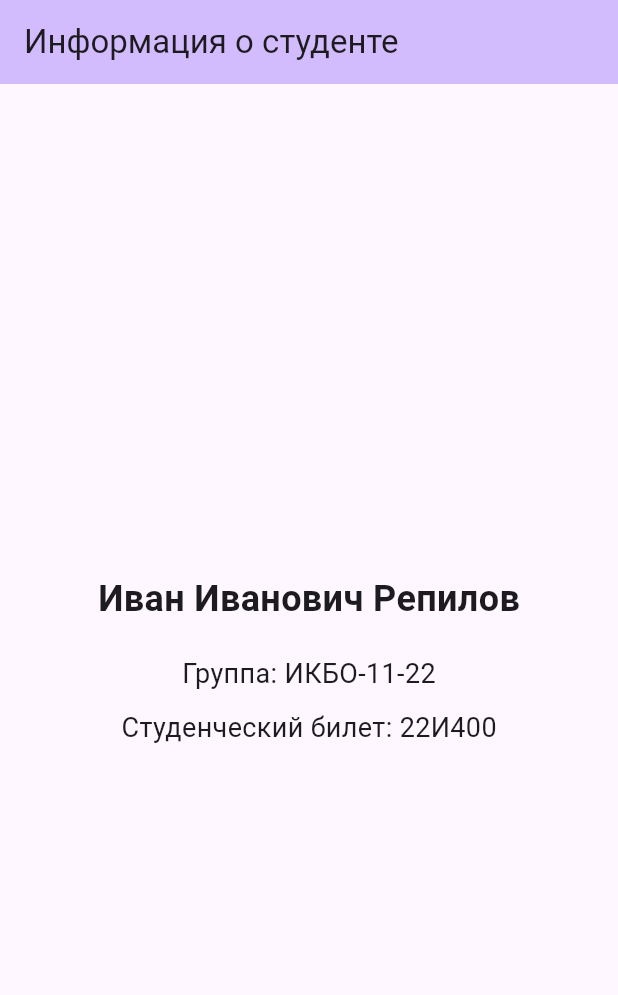
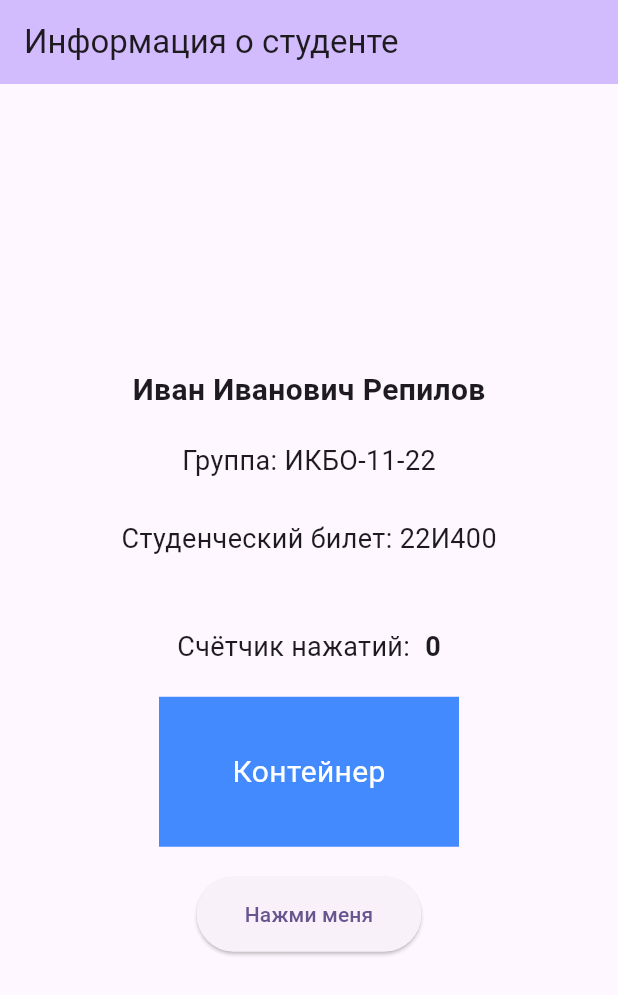
Before and after one commit to flynt-3650/docpma-2, a Flutter app: the screen it shows after launch, on a phone screen of 412 x 824 dp. Shown: the top 995 px of the screen. Run offline on Flutter 3.47's test engine with Material 3 defaults, Android fonts, the phone set to English and light mode, and no system bars.

Commit message:
Добавлены виджеты Text, ElevatedButton, Column, Row, SizedBox, Padding, Container

```diff
--- a/lib/main.dart
+++ b/lib/main.dart
@@ -1,11 +1,9 @@
 import 'package:flutter/material.dart';
 
-/// Entry point of the student information application
 void main() {
   runApp(const MyApp());
 }
 
-/// Main application widget that sets up the MaterialApp
 class MyApp extends StatelessWidget {
   const MyApp({super.key});
 
@@ -15,20 +13,20 @@ class MyApp extends StatelessWidget {
       title: 'Студенческая информация',
       theme: ThemeData(
         colorScheme: ColorScheme.fromSeed(seedColor: Colors.deepPurple),
-        useMaterial3: true, // Enable Material 3 design system
+        useMaterial3: true,
       ),
       home: const MyHomePage(title: 'Информация о студенте'),
-      debugShowCheckedModeBanner: false, // Hide debug banner in debug mode
+      debugShowCheckedModeBanner: false,
     );
   }
 }
 
-/// Home page widget that displays student information
 class MyHomePage extends StatelessWidget {
   const MyHomePage({super.key, required this.title});
 
-  /// The title displayed in the app bar
   final String title;
+
+  void _incrementCounter() {}
 
   @override
   Widget build(BuildContext context) {
@@ -37,18 +35,56 @@ class MyHomePage extends StatelessWidget {
         backgroundColor: Theme.of(context).colorScheme.inversePrimary,
         title: Text(title),
       ),
-      body: const Center(
+      body: Center(
         child: Column(
           mainAxisAlignment: MainAxisAlignment.center,
           children: <Widget>[
-            Text(
+            const Text(
               'Иван Иванович Репилов',
-              style: TextStyle(fontSize: 24, fontWeight: FontWeight.bold),
+              style: TextStyle(fontSize: 20, fontWeight: FontWeight.bold),
             ),
-            SizedBox(height: 20),
-            Text('Группа: ИКБО-11-22', style: TextStyle(fontSize: 18)),
-            SizedBox(height: 10),
-            Text('Студенческий билет: 22И400', style: TextStyle(fontSize: 18)),
+            const SizedBox(height: 20),
+            const Text('Группа: ИКБО-11-22', style: TextStyle(fontSize: 18)),
+            const SizedBox(height: 10),
+            const Padding(
+              padding: EdgeInsets.all(16.0),
+              child: Text(
+                'Студенческий билет: 22И400',
+                style: TextStyle(fontSize: 18),
+              ),
+            ),
+            const SizedBox(height: 30),
+            Row(
+              mainAxisAlignment: MainAxisAlignment.center,
+              children: <Widget>[
+                const Text('Счётчик нажатий:', style: TextStyle(fontSize: 18)),
+                const SizedBox(width: 10),
+                const Text(
+                  '0',
+                  style: TextStyle(fontSize: 18, fontWeight: FontWeight.bold),
+                ),
+              ],
+            ),
+            const SizedBox(height: 20),
+            Container(
+              width: 200,
+              height: 100,
+              color: Colors.blueAccent,
+              alignment: Alignment.center,
+              child: const Text(
+                'Контейнер',
+                style: TextStyle(color: Colors.white, fontSize: 20),
+              ),
+            ),
+            const SizedBox(height: 20),
+            SizedBox(
+              width: 150,
+              height: 50,
+              child: ElevatedButton(
+                onPressed: _incrementCounter,
+                child: const Text('Нажми меня'),
+              ),
+            ),
           ],
         ),
       ),
```
